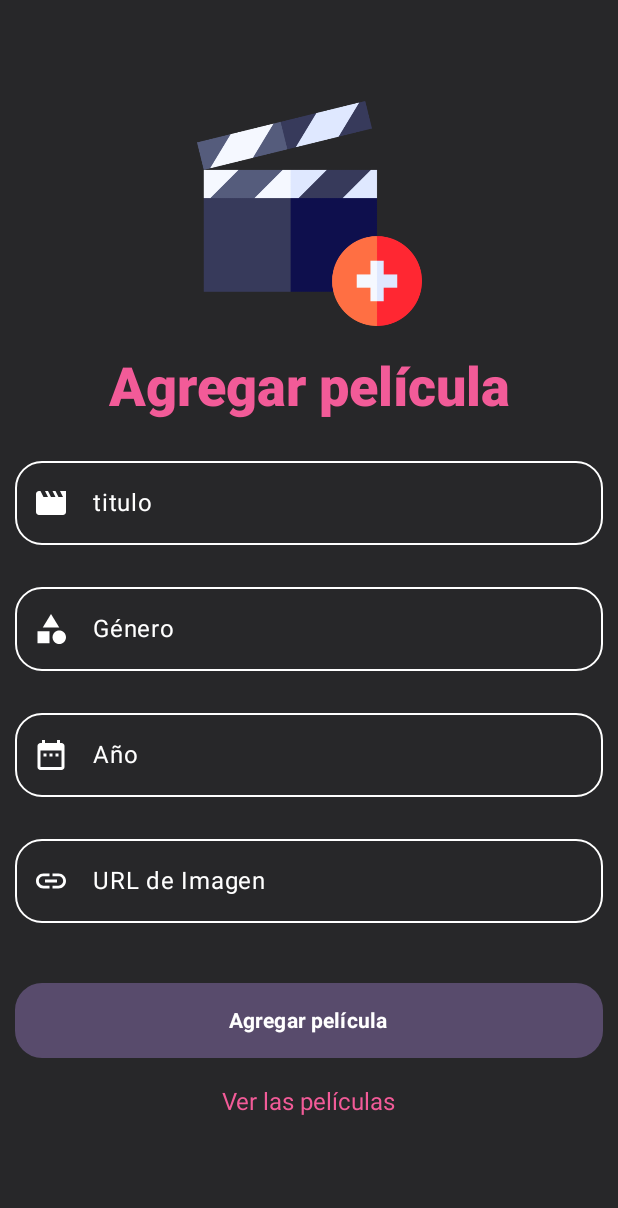
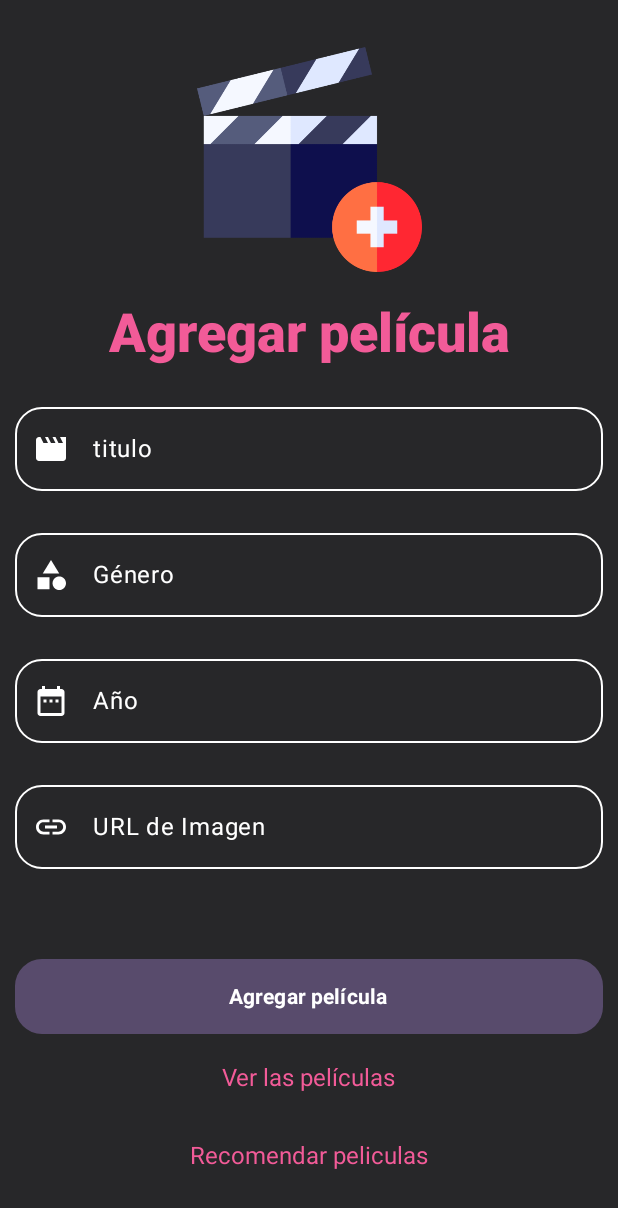
Before and after one commit to moraema/APP_Movie, an Android app built with Jetpack Compose: the AddMovieScreen screen opened through its navigation route, on a phone screen of 412 x 824 dp. Shown: the top 1208 px of the screen. Run offline under Robolectric (Android 15) with nearby library versions, the phone set to English and light mode, and no system bars.

Commit message:
se agrego el uso del hardware

```diff
--- a/app/src/main/AndroidManifest.xml
+++ b/app/src/main/AndroidManifest.xml
@@ -3,6 +3,9 @@
     xmlns:tools="http://schemas.android.com/tools">
 
     <uses-permission android:name="android.permission.INTERNET"/>
+    <uses-permission android:name="android.permission.RECORD_AUDIO"/>
+
+
     <application
         android:usesCleartextTraffic="true"
         android:allowBackup="true"
--- a/app/src/main/java/com/ema/my_project_crud/MainActivity.kt
+++ b/app/src/main/java/com/ema/my_project_crud/MainActivity.kt
@@ -19,7 +19,7 @@ class MainActivity : ComponentActivity() {
         super.onCreate(savedInstanceState)
         enableEdgeToEdge()
         setContent {
-         NavigationWrapper()
+        NavigationWrapper()
         }
     }
 }
--- a/app/src/main/java/com/ema/my_project_crud/core/navigation/NavigationWrapper.kt
+++ b/app/src/main/java/com/ema/my_project_crud/core/navigation/NavigationWrapper.kt
@@ -11,6 +11,8 @@ import com.ema.my_project_crud.home.presentation.HomeMoviesScreen
 import com.ema.my_project_crud.home.presentation.HomeViewModel
 import com.ema.my_project_crud.login.presentation.LoginScreen
 import com.ema.my_project_crud.login.presentation.LoginViewModel
+import com.ema.my_project_crud.record.presentation.view.RecordMovieScreen
+import com.ema.my_project_crud.record.presentation.viewModels.SpeechViewModel
 import com.ema.my_project_crud.register.presentation.RegisterScreen
 import com.ema.my_project_crud.register.presentation.RegisterViewModel
 
@@ -18,13 +20,16 @@ import com.ema.my_project_crud.register.presentation.RegisterViewModel
 fun NavigationWrapper() {
     val navController = rememberNavController()
     val homeViewModel: HomeViewModel = viewModel()
+
     NavHost(navController = navController, startDestination = Login) {
         composable<Login> { LoginScreen(LoginViewModel(),
             onRegisterClick = { navController.navigate(Register)},
             onLoginSuccess = { navController.navigate(Home)}
             )
         }
+
         composable<Register> { RegisterScreen(RegisterViewModel()) { navController.navigate(Login)} }
+
         composable<Home> { HomeMoviesScreen(
             homeViewModel = homeViewModel,
             onAddMovie = { navController.navigate(AddMovie) },
@@ -34,6 +39,14 @@ fun NavigationWrapper() {
               }
             )
         }
-        composable<AddMovie> { AddMovieScreen(AddMovieViewModel()) { navController.navigate(Home)} }
+        composable<AddMovie> { AddMovieScreen(AddMovieViewModel(),
+            onNavigateHome = {navController.navigate(Home)},
+            onRecordMovie = {navController.navigate(MovieSpeech)}
+            )
+        }
+
+        composable<MovieSpeech> {
+            RecordMovieScreen(SpeechViewModel())  {navController.navigate(Home)}
+        }
     }
 }
--- a/app/src/main/java/com/ema/my_project_crud/core/navigation/Screens.kt
+++ b/app/src/main/java/com/ema/my_project_crud/core/navigation/Screens.kt
@@ -13,3 +13,6 @@ object Home
 
 @Serializable
 object AddMovie
+
+@Serializable
+object MovieSpeech
--- a/app/src/main/java/com/ema/my_project_crud/core/network/RetrofitHelper.kt
+++ b/app/src/main/java/com/ema/my_project_crud/core/network/RetrofitHelper.kt
@@ -2,6 +2,7 @@ package com.ema.my_project_crud.core.network
 
 import com.ema.my_project_crud.home.data.dataSource.HomeService
 import com.ema.my_project_crud.login.data.dataSource.LoginService
+import com.ema.my_project_crud.record.data.dataSource.ScreenService
 import com.ema.my_project_crud.register.data.dataSource.RegisterService
 import retrofit2.Retrofit
 import retrofit2.converter.gson.GsonConverterFactory
@@ -28,4 +29,8 @@ object RetrofitHelper {
     val authService: LoginService by lazy {
         retrofit.create(LoginService::class.java)
     }
+
+    val speechService: ScreenService by lazy {
+        retrofit.create(ScreenService::class.java)
+    }
 }
--- a/app/src/main/java/com/ema/my_project_crud/home/presentation/addMovie.kt
+++ b/app/src/main/java/com/ema/my_project_crud/home/presentation/addMovie.kt
@@ -1,5 +1,6 @@
 package com.ema.my_project_crud.home.presentation
 
+import android.content.Intent
 import androidx.compose.foundation.Image
 import androidx.compose.foundation.background
 import androidx.compose.foundation.clickable
@@ -38,15 +39,21 @@ import androidx.compose.ui.graphics.Color
 import androidx.compose.ui.graphics.Color.Companion.White
 import androidx.compose.ui.res.painterResource
 import androidx.compose.ui.text.font.FontWeight
-import androidx.compose.ui.tooling.preview.Preview
+import com.ema.my_project_crud.home.data.model.MovieRequest
+import android.speech.RecognizerIntent
+import androidx.activity.compose.rememberLauncherForActivityResult
+import androidx.activity.result.contract.ActivityResultContracts
+import androidx.compose.material.icons.filled.Mic
+import androidx.compose.material3.IconButton
+import java.util.Locale
 import androidx.compose.ui.unit.dp
 import androidx.compose.ui.unit.sp
 import com.ema.my_project_crud.R
-import com.ema.my_project_crud.home.data.model.MovieRequest
+
 
 //@Preview(showBackground = true)
 @Composable
-fun AddMovieScreen(viewModel: AddMovieViewModel, onNavigateHome: () -> Unit) {
+fun AddMovieScreen(viewModel: AddMovieViewModel, onNavigateHome: () -> Unit, onRecordMovie:() -> Unit) {
 
     var titulo by remember { mutableStateOf("") }
     var genero by remember { mutableStateOf("") }
@@ -89,6 +96,8 @@ fun AddMovieScreen(viewModel: AddMovieViewModel, onNavigateHome: () -> Unit) {
             )
         }
 
+        Spacer(modifier = Modifier.height(20.dp))
+
         AddMovieActions(isButtonEnabled, onAddMovieClick = {
 
                     val movieRequest = MovieRequest(
@@ -109,6 +118,10 @@ fun AddMovieScreen(viewModel: AddMovieViewModel, onNavigateHome: () -> Unit) {
         Spacer(modifier = Modifier.height(20.dp))
 
         SeeMoviesActions(onAddMovieClick = { onNavigateHome() })
+
+        Spacer(modifier = Modifier.height(20.dp))
+
+        SpeechMovies(onRecordMovieClick = { onRecordMovie() })
 
     }
 }
@@ -142,9 +155,10 @@ fun AddMovieFields(
     año: String, onAñoChange: (String) -> Unit,
     imagen: String, onImagenChange: (String) -> Unit
 ) {
+
     OutlinedTextField(
         value = titulo,
-        onValueChange =  onTituloChange,
+        onValueChange = onTituloChange,
         label = { Text(text = "titulo", color = White) },
         colors = OutlinedTextFieldDefaults.colors(
             focusedBorderColor = White,
@@ -158,8 +172,9 @@ fun AddMovieFields(
         modifier = Modifier
             .fillMaxWidth()
             .padding(horizontal = 10.dp)
-            .onFocusChanged {  }
+            .onFocusChanged { }
     )
+
 
     Spacer(modifier = Modifier.height(20.dp))
 
@@ -267,3 +282,15 @@ fun SeeMoviesActions(onAddMovieClick: () -> Unit) {
             .clickable { onAddMovieClick() }
     )
 }
+
+@Composable
+fun SpeechMovies(onRecordMovieClick: () -> Unit) {
+    Text(
+        text = "Recomendar peliculas",
+        color = Color(0xFFF25B98),
+        fontSize = 16.sp,
+        modifier = Modifier
+            .height(32.dp)
+            .clickable { onRecordMovieClick() }
+    )
+}
--- /dev/null
+++ b/app/src/main/java/com/ema/my_project_crud/record/data/dataSource/ScreenService.kt
@@ -0,0 +1,13 @@
+package com.ema.my_project_crud.record.data.dataSource
+
+import com.ema.my_project_crud.record.data.model.ScreenMovieResponse
+import com.ema.my_project_crud.record.data.model.ScreenRequest
+import retrofit2.Response
+import retrofit2.http.Body
+import retrofit2.http.POST
+
+interface ScreenService {
+
+    @POST("recomendacion")
+    suspend fun addScreenMovie(@Body screen: ScreenRequest) : Response<ScreenMovieResponse>
+}
--- /dev/null
+++ b/app/src/main/java/com/ema/my_project_crud/record/data/model/ScreenRequest.kt
@@ -0,0 +1,6 @@
+package com.ema.my_project_crud.record.data.model
+
+
+data class ScreenRequest(
+    val recomendacion_titulo: String
+)
```
Also changed, not shown: app/src/main/java/com/ema/my_project_crud/record/data/model/ScreenResponse.kt (added, +8 -0 lines), app/src/main/java/com/ema/my_project_crud/record/data/repository/ScreenAddRepository.kt (added, +31 -0 lines), app/src/main/java/com/ema/my_project_crud/record/domain/UseCase/SpeechUseCase.kt (added, +15 -0 lines), app/src/main/java/com/ema/my_project_crud/record/presentation/utils/SpeechLauncher.kt (added, +37 -0 lines), app/src/main/java/com/ema/my_project_crud/record/presentation/view/record.kt (added, +203 -0 lines), app/src/main/java/com/ema/my_project_crud/record/presentation/viewModels/SpeechViewModel.kt (added, +32 -0 lines), app/src/main/res/drawable/microfono.jpg (added).
